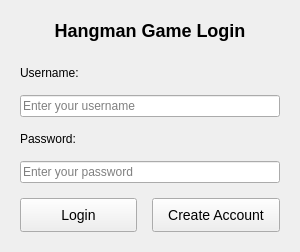
First picture: the form in python_client/views/ui/qt_login_view.ui, repository YuriHa-op/Hangman, before the edit.
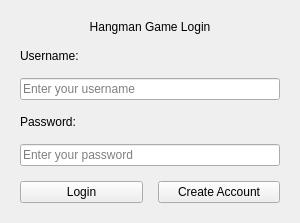
Second picture: the form after the edit.

```diff
--- a/python_client/views/ui/qt_login_view.ui
+++ b/python_client/views/ui/qt_login_view.ui
@@ -31,9 +31,6 @@
    </property>
    <item>
     <widget class="QLabel" name="title_label">
-     <property name="styleSheet">
-      <string notr="true">font-size: 18px; font-weight: bold; margin-bottom: 10px;</string>
-     </property>
      <property name="text">
       <string>Hangman Game Login</string>
      </property>
@@ -77,9 +74,6 @@
     <layout class="QHBoxLayout" name="horizontalLayout">
      <item>
       <widget class="QPushButton" name="login_button">
-       <property name="styleSheet">
-        <string notr="true">padding: 8px 15px; font-size: 14px;</string>
-       </property>
        <property name="text">
         <string>Login</string>
        </property>
@@ -87,9 +81,6 @@
      </item>
      <item>
       <widget class="QPushButton" name="create_account_button">
-       <property name="styleSheet">
-        <string notr="true">padding: 8px 15px; font-size: 14px;</string>
-       </property>
        <property name="text">
         <string>Create Account</string>
        </property>
```
